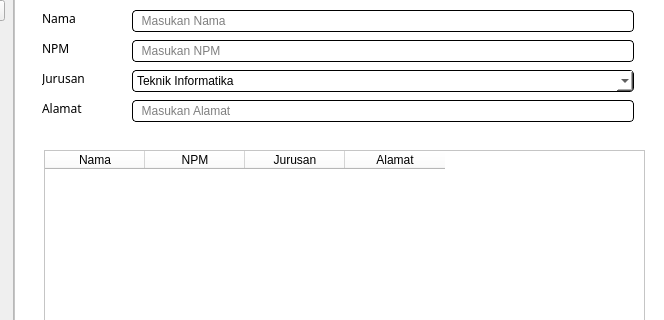
The window that main/mahasiswaDashboard.ui (kouuch/projekUas_Visual3) describes before a commit, drawn with Qt 5; both pictures show x 136 to 800 and y 150 to 470 of the 800 by 600 pixel window.
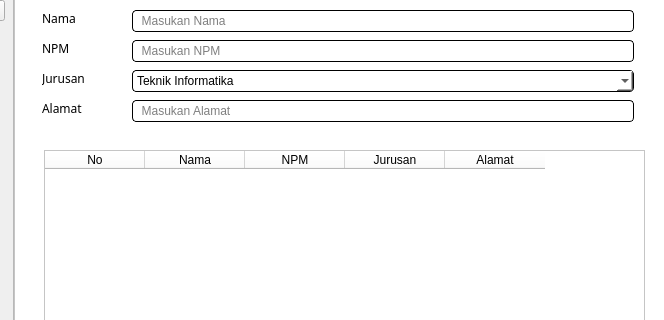
The same window after the commit. Icons and pictures are not drawn.

Commit message: validasi tambah

The edit to the form file:
```diff
--- a/main/mahasiswaDashboard.ui
+++ b/main/mahasiswaDashboard.ui
@@ -657,6 +657,11 @@
 font-weight: 400;
 line-height: normal;</string>
       </property>
+      <column>
+       <property name="text">
+        <string>No</string>
+       </property>
+      </column>
       <column>
        <property name="text">
         <string>Nama</string>
```
The commit also changes 1 other file.
